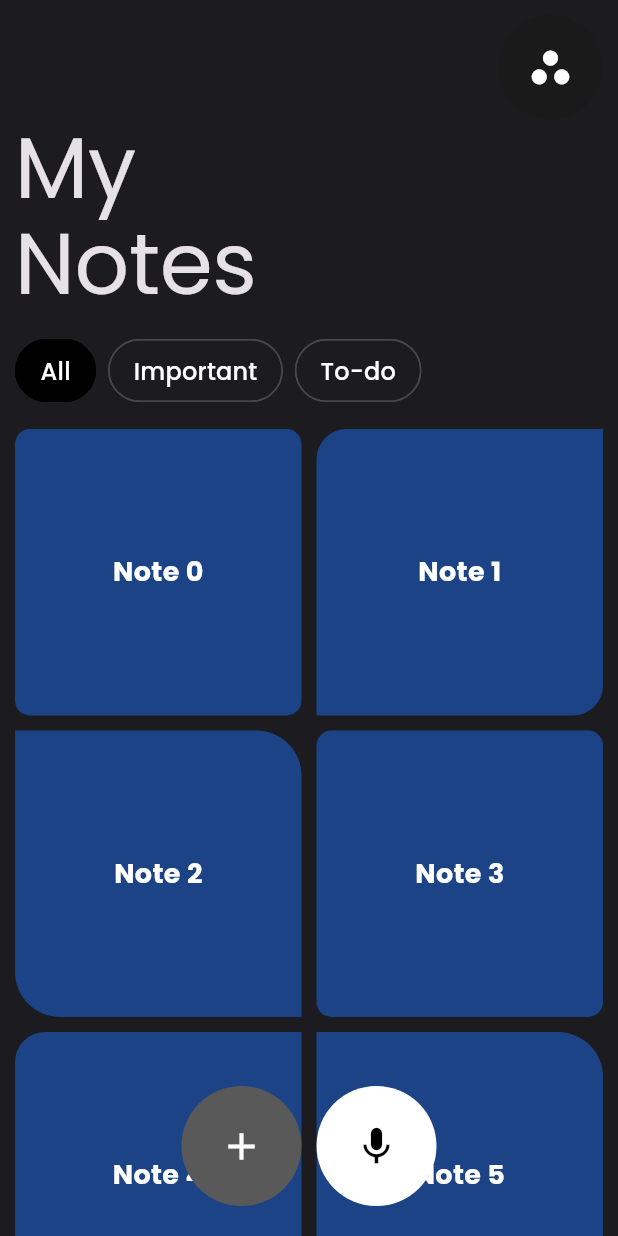
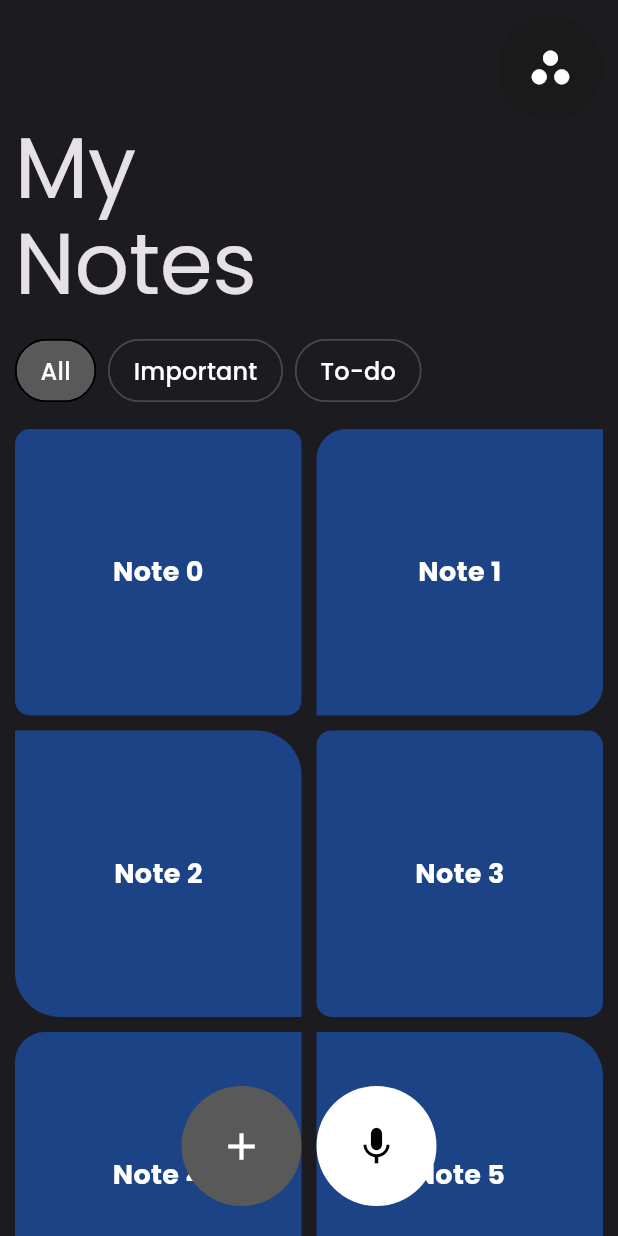
Before and after one commit to aditya305/ui_library, a Flutter app: the SampleOne screen opened by its route, on a phone screen of 412 x 824 dp. Run offline on Flutter 3.47's test engine with Material 2 defaults, Android fonts, the light colour scheme and no system bars; our stand-ins replace google_fonts.

Commit message:
Update custom_actionChip.dart

```diff
--- a/lib/widgets/custom_actionChip.dart
+++ b/lib/widgets/custom_actionChip.dart
@@ -26,7 +26,7 @@ class CustomActionChip extends StatelessWidget {
     return ActionChip(
       label: Center(child: label),
       onPressed: onPressed,
-      backgroundColor: selected ? CustomColors.grayBase : backgroundColor,
+      backgroundColor: selected ? CustomColors.darkGray : backgroundColor,
       labelStyle: Theme.of(context).textTheme.titleMedium!.copyWith(
             color: selected ? Colors.white : labelColor,
           ),
```
